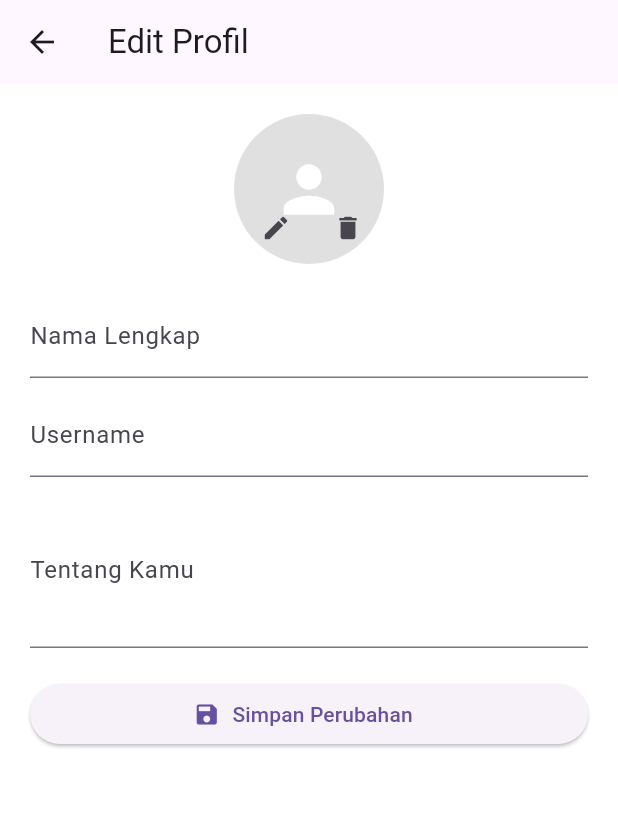
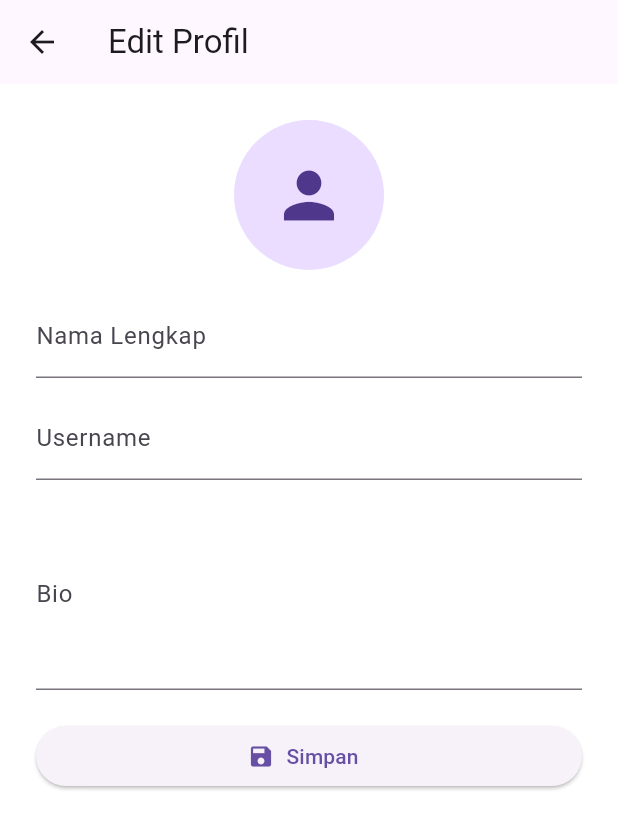
Before and after one commit to Aprilrianto/lexicon, a Flutter app: the ProfileScreen screen opened by its route, after a tap on "Edit Profil", on a phone screen of 412 x 824 dp. Shown: the top 829 px of the screen. Run offline on Flutter 3.47's test engine with Material 3 defaults, Android fonts, the phone set to English and light mode, and no system bars; our stand-ins replace image_picker, supabase_flutter; accounts and stored records are empty.

Commit message:
perbaikan menu profile

```diff
--- a/lib/screens/EditProfileScreen.dart
+++ b/lib/screens/EditProfileScreen.dart
@@ -3,7 +3,7 @@ import 'package:flutter/foundation.dart';
 import 'package:flutter/material.dart';
 import 'package:image_picker/image_picker.dart';
 import 'package:supabase_flutter/supabase_flutter.dart';
-import '../services/strorage_service.dart';
+import '../services/strorage_service.dart'; // pastikan path sesuai
 
 class EditProfileScreen extends StatefulWidget {
   const EditProfileScreen({super.key});
@@ -14,12 +14,15 @@ class EditProfileScreen extends StatefulWidget {
 
 class _EditProfileScreenState extends State<EditProfileScreen> {
   final user = Supabase.instance.client.auth.currentUser;
-  final _nameController = TextEditingController();
-  final _usernameController = TextEditingController();
-  final _bioController = TextEditingController();
+  final _formKey = GlobalKey<FormState>();
+  bool _loading = true;
+  bool _saving = false;
+
+  String? _fullName;
+  String? _username;
+  String? _bio;
   String? _avatarUrl;
-  XFile? _pickedFile;
-  bool _loading = true;
+  dynamic _newImage; // bisa File atau XFile
 
   @override
   void initState() {
@@ -28,128 +31,119 @@ class _EditProfileScreenState extends State<EditProfileScreen> {
   }
 
   Future<void> _loadProfile() async {
-    final res = await Supabase.instance.client
+    final data = await Supabase.instance.client
         .from('profiles')
         .select()
         .eq('id', user!.id)
         .single();
 
-    _nameController.text = res['full_name'] ?? '';
-    _usernameController.text = res['username'] ?? '';
-    _bioController.text = res['bio'] ?? '';
-    _avatarUrl = res['avatar_url'];
-    setState(() => _loading = false);
+    setState(() {
+      _fullName = data['full_name'];
+      _username = data['username'];
+      _bio = data['bio'];
+      _avatarUrl = data['avatar_url'];
+      _loading = false;
+    });
   }
 
   Future<void> _pickImage() async {
     final picker = ImagePicker();
     final picked = await picker.pickImage(source: ImageSource.gallery);
-    if (picked != null) setState(() => _pickedFile = picked);
+    if (picked != null) {
+      setState(() {
+        _newImage = picked;
+      });
     }
-
-  Future<void> _deleteAvatar() async {
-    await Supabase.instance.client
-        .from('profiles')
-        .update({'avatar_url': ''})
-        .eq('id', user!.id);
-    setState(() {
-      _avatarUrl = '';
-      _pickedFile = null;
-    });
   }
 
   Future<void> _saveProfile() async {
+    if (!_formKey.currentState!.validate()) return;
+
+    setState(() => _saving = true);
+    _formKey.currentState!.save();
+
     String avatarUrl = _avatarUrl ?? '';
-    if (_pickedFile != null) {
-      final file = kIsWeb ? _pickedFile! : File(_pickedFile!.path);
-      avatarUrl = await StorageService.uploadAvatar(user!.id, file);
+
+    if (_newImage != null) {
+      avatarUrl = await StorageService.uploadAvatar(user!.id, _newImage);
     }
 
     await Supabase.instance.client.from('profiles').update({
-      'full_name': _nameController.text.trim(),
-      'username': _usernameController.text.trim(),
-      'bio': _bioController.text.trim(),
+      'full_name': _fullName,
+      'username': _username,
+      'bio': _bio,
       'avatar_url': avatarUrl,
     }).eq('id', user!.id);
 
+    setState(() => _saving = false);
+
     if (mounted) {
-      ScaffoldMessenger.of(context).showSnackBar(
-        const SnackBar(content: Text('Profil berhasil diperbarui')),
-      );
-      Navigator.pop(context);
+      Navigator.pop(context); // kembali ke halaman profil
     }
   }
 
   @override
   Widget build(BuildContext context) {
+    if (_loading) {
+      return const Scaffold(body: Center(child: CircularProgressIndicator()));
+    }
+
     return Scaffold(
       appBar: AppBar(title: const Text("Edit Profil")),
-      body: _loading
-          ? const Center(child: CircularProgressIndicator())
-          : ListView(
-              padding: const EdgeInsets.all(20),
+      body: Padding(
+        padding: const EdgeInsets.all(24),
+        child: Form(
+          key: _formKey,
+          child: ListView(
             children: [
               Center(
-                  child: Stack(
-                    children: [
-                      CircleAvatar(
+                child: GestureDetector(
+                  onTap: _pickImage,
+                  child: CircleAvatar(
                     radius: 50,
-                        backgroundColor: Colors.grey.shade300,
-                        backgroundImage: _pickedFile != null
-                            ? FileImage(File(_pickedFile!.path))
+                    backgroundImage: _newImage != null
+                        ? (kIsWeb
+                            ? Image.network(_newImage.path).image
+                            : FileImage(File(_newImage.path)) as ImageProvider)
                         : (_avatarUrl != null && _avatarUrl!.isNotEmpty)
-                                ? NetworkImage(_avatarUrl!) as ImageProvider
+                            ? NetworkImage('$_avatarUrl?v=${DateTime.now().millisecondsSinceEpoch}')
                             : null,
-                        child: (_avatarUrl == null || _avatarUrl!.isEmpty) &&
-                                _pickedFile == null
-                            ? const Icon(Icons.person, size: 50, color: Colors.white)
+                    child: (_newImage == null && (_avatarUrl == null || _avatarUrl!.isEmpty))
+                        ? const Icon(Icons.person, size: 50)
                         : null,
                   ),
-                      Positioned(
-                        right: 0,
-                        bottom: 0,
-                        child: Row(
-                          children: [
-                            IconButton(
-                              icon: const Icon(Icons.edit, size: 20),
-                              onPressed: _pickImage,
                 ),
-                            IconButton(
-                              icon: const Icon(Icons.delete, size: 20),
-                              onPressed: _deleteAvatar,
               ),
+              const SizedBox(height: 16),
+              TextFormField(
+                initialValue: _fullName,
+                decoration: const InputDecoration(labelText: "Nama Lengkap"),
+                onSaved: (val) => _fullName = val,
+                validator: (val) => val == null || val.isEmpty ? 'Wajib diisi' : null,
+              ),
+              const SizedBox(height: 12),
+              TextFormField(
+                initialValue: _username,
+                decoration: const InputDecoration(labelText: "Username"),
+                onSaved: (val) => _username = val,
+                validator: (val) => val == null || val.isEmpty ? 'Wajib diisi' : null,
+              ),
+              const SizedBox(height: 12),
+              TextFormField(
+                initialValue: _bio,
+                maxLines: 4,
+                decoration: const InputDecoration(labelText: "Bio"),
+                onSaved: (val) => _bio = val,
+              ),
+              const SizedBox(height: 20),
+              ElevatedButton.icon(
+                onPressed: _saving ? null : _saveProfile,
+                icon: const Icon(Icons.save),
+                label: Text(_saving ? "Menyimpan..." : "Simpan"),
+              )
             ],
           ),
         ),
-                    ],
-                  ),
-                ),
-                const SizedBox(height: 20),
-                TextField(
-                  controller: _nameController,
-                  decoration: const InputDecoration(labelText: 'Nama Lengkap'),
-                ),
-                const SizedBox(height: 10),
-                TextField(
-                  controller: _usernameController,
-                  decoration: const InputDecoration(labelText: 'Username'),
-                ),
-                const SizedBox(height: 10),
-                TextField(
-                  controller: _bioController,
-                  maxLines: 3,
-                  decoration: const InputDecoration(
-                    labelText: 'Tentang Kamu',
-                    hintText: 'Tambahkan keterangan singkat tentang diri kamu',
-                  ),
-                ),
-                const SizedBox(height: 20),
-                ElevatedButton.icon(
-                  onPressed: _saveProfile,
-                  icon: const Icon(Icons.save),
-                  label: const Text("Simpan Perubahan"),
-                ),
-              ],
       ),
     );
   }
--- a/lib/screens/lib/screens/login_screen.dart
+++ /dev/null
@@ -1 +0,0 @@
-// TODO Implement this library.
--- a/lib/screens/profile_screen.dart
+++ b/lib/screens/profile_screen.dart
@@ -1,4 +1,3 @@
-// Halaman Profile (hanya untuk menampilkan profil & navigasi ke Edit)
 import 'package:flutter/material.dart';
 import 'package:supabase_flutter/supabase_flutter.dart';
 import 'EditProfileScreen.dart';
@@ -12,24 +11,27 @@ class ProfileScreen extends StatefulWidget {
 
 class _ProfileScreenState extends State<ProfileScreen> {
   final user = Supabase.instance.client.auth.currentUser;
-  Map<String, dynamic>? _profile;
-  bool _loading = true;
+  late Future<Map<String, dynamic>> _profileFuture;
 
   @override
   void initState() {
     super.initState();
-    _loadProfile();
+    _profileFuture = _loadProfile();
   }
 
-  Future<void> _loadProfile() async {
+  Future<Map<String, dynamic>> _loadProfile() async {
     final data = await Supabase.instance.client
         .from('profiles')
         .select()
         .eq('id', user!.id)
         .single();
+
+    return data;
+  }
+
+  void _refreshProfile() {
     setState(() {
-      _profile = data;
-      _loading = false;
+      _profileFuture = _loadProfile();
     });
   }
 
@@ -37,25 +39,53 @@ class _ProfileScreenState extends State<ProfileScreen> {
   Widget build(BuildContext context) {
     return Scaffold(
       appBar: AppBar(title: const Text("Profil")),
-      body: _loading
-          ? const Center(child: CircularProgressIndicator())
-          : ListView(
+      body: FutureBuilder<Map<String, dynamic>>(
+        future: _profileFuture,
+        builder: (context, snapshot) {
+          if (snapshot.connectionState == ConnectionState.waiting) {
+            return const Center(child: CircularProgressIndicator());
+          }
+
+          if (snapshot.hasError || !snapshot.hasData) {
+            return const Center(child: Text("Gagal memuat profil."));
+          }
+
+          final profile = snapshot.data!;
+          final avatarUrl = profile["avatar_url"] ?? '';
+          final fullName = profile["full_name"] ?? 'Tanpa Nama';
+          final username = profile["username"] ?? '';
+          final bio = profile["bio"] ?? 'Belum ada bio.';
+
+          return RefreshIndicator(
+            onRefresh: () async => _refreshProfile(),
+            child: ListView(
               padding: const EdgeInsets.all(24),
               children: [
                 Center(
                   child: CircleAvatar(
                     radius: 50,
-                    backgroundImage: _profile!["avatar_url"] != null && _profile!["avatar_url"].toString().isNotEmpty
-                        ? NetworkImage(_profile!["avatar_url"]) as ImageProvider
+                    backgroundImage: avatarUrl.isNotEmpty
+                        ? NetworkImage(avatarUrl)
                         : null,
-                    child: (_profile!["avatar_url"] == null || _profile!["avatar_url"].isEmpty)
+                    child: avatarUrl.isEmpty
                         ? const Icon(Icons.person, size: 50)
                         : null,
                   ),
                 ),
                 const SizedBox(height: 12),
-                Center(child: Text(_profile!["full_name"] ?? '-', style: const TextStyle(fontSize: 18, fontWeight: FontWeight.bold))),
-                Center(child: Text('@${_profile!["username"] ?? ''}', style: const TextStyle(color: Colors.grey))),
+                Center(
+                  child: Text(
+                    fullName,
+                    style: const TextStyle(fontSize: 18, fontWeight: FontWeight.bold),
+                  ),
+                ),
+                if (username.isNotEmpty)
+                  Center(
+                    child: Text(
+                      '@$username',
+                      style: const TextStyle(color: Colors.grey),
+                    ),
+                  ),
                 const SizedBox(height: 20),
                 const Row(
                   mainAxisAlignment: MainAxisAlignment.spaceEvenly,
@@ -67,22 +97,28 @@ class _ProfileScreenState extends State<ProfileScreen> {
                 const Divider(height: 40),
                 const Text("Tentang Kamu", style: TextStyle(fontWeight: FontWeight.bold)),
                 Text(
-                  _profile!["bio"] ?? 'Belum ada bio.',
+                  bio,
                   style: const TextStyle(color: Colors.black87),
                 ),
                 const SizedBox(height: 20),
                 ElevatedButton.icon(
-                  onPressed: () {
-                    Navigator.push(
+                  onPressed: () async {
+                    final result = await Navigator.push(
                       context,
                       MaterialPageRoute(builder: (_) => const EditProfileScreen()),
                     );
+                    if (result == true) {
+                      _refreshProfile();
+                    }
                   },
                   icon: const Icon(Icons.edit),
                   label: const Text("Edit Profil"),
-                )
+                ),
               ],
             ),
+          );
+        },
+      ),
     );
   }
 }
--- a/lib/services/strorage_service.dart
+++ b/lib/services/strorage_service.dart
@@ -13,10 +13,8 @@ class StorageService {
       Uint8List bytes;
 
       if (kIsWeb) {
-        // Web: file adalah XFile
         bytes = await (file as XFile).readAsBytes();
       } else {
-        // Mobile: file adalah File
         bytes = await (file as File).readAsBytes();
       }
 
@@ -28,10 +26,14 @@ class StorageService {
             fileOptions: const FileOptions(upsert: true),
           );
 
+      // Dapatkan URL dan tambahkan query param timestamp untuk hindari cache
       final url = Supabase.instance.client.storage
           .from('avatars')
           .getPublicUrl(path);
-      return url;
+
+      final urlWithTimestamp = '$url?v=${DateTime.now().millisecondsSinceEpoch}';
+
+      return urlWithTimestamp;
     } catch (e) {
       print('Upload avatar error: $e');
       return '';
@@ -62,7 +64,10 @@ class StorageService {
       final url = Supabase.instance.client.storage
           .from('cover')
           .getPublicUrl(path);
-      return url;
+
+      final urlWithTimestamp = '$url?v=${DateTime.now().millisecondsSinceEpoch}';
+
+      return urlWithTimestamp;
     } catch (e) {
       print('Upload cover error: $e');
       return '';
```
Lines whose indentation alone changed are shown as unchanged.
